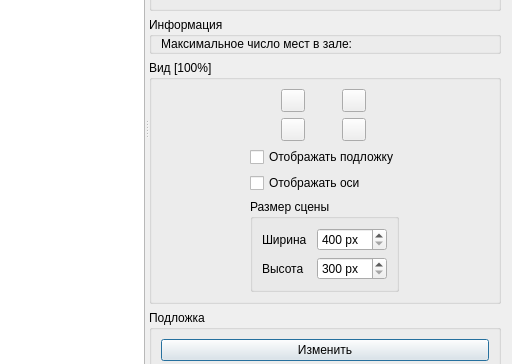
The window that Admin/MainManager/placesWidget/cplaceschemedialog.ui (Demonist/TCS) describes before a commit, drawn with Qt 5; both pictures show x 388 to 900 and y 219 to 583 of the 900 by 673 pixel window.
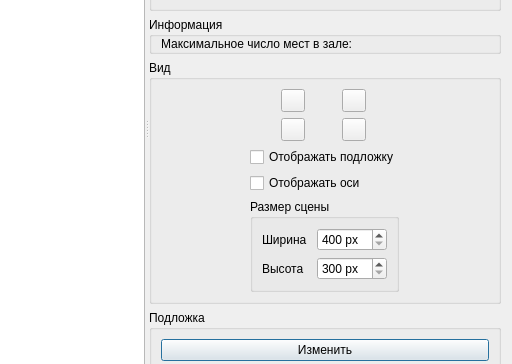
The same window after the commit. Icons and pictures are not drawn. Custom widgets are drawn as their Qt base class.

Diff of the .ui file:
```diff
--- a/Admin/MainManager/placesWidget/cplaceschemedialog.ui
+++ b/Admin/MainManager/placesWidget/cplaceschemedialog.ui
@@ -217,7 +217,7 @@
           </size>
          </property>
          <property name="title">
-          <string>Вид [100%]</string>
+          <string>Вид</string>
          </property>
          <layout class="QGridLayout" name="gridLayout_10">
           <item row="0" column="0">
```
